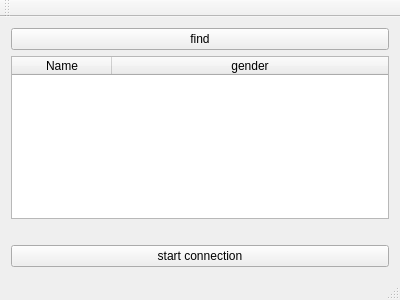
This is mainwindow.ui in audurara/vika_3 as Qt 5 draws it before an edit. The edited form follows.
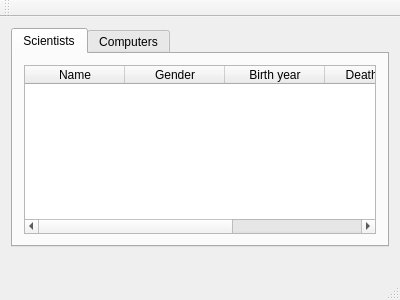
This is the edited form.

Commit message: tabs og fleiri flokkar

Patch:
```diff
--- a/mainwindow.ui
+++ b/mainwindow.ui
@@ -16,12 +16,15 @@
   <widget class="QWidget" name="centralWidget">
    <layout class="QVBoxLayout" name="verticalLayout">
     <item>
-     <widget class="QPushButton" name="button_fin_students">
-      <property name="text">
-       <string>find</string>
+     <widget class="QTabWidget" name="tabWidget">
+      <property name="currentIndex">
+       <number>0</number>
       </property>
-     </widget>
-    </item>
+      <widget class="QWidget" name="Scientists">
+       <attribute name="title">
+        <string>Scientists</string>
+       </attribute>
+       <layout class="QVBoxLayout" name="verticalLayout_2">
     <item>
      <widget class="QTableWidget" name="table_Students">
       <attribute name="horizontalHeaderShowSortIndicator" stdset="0">
@@ -43,9 +46,33 @@
       </column>
       <column>
        <property name="text">
-        <string>gender</string>
-       </property>
-      </column>
+            <string>Gender</string>
+           </property>
+          </column>
+          <column>
+           <property name="text">
+            <string>Birth year</string>
+           </property>
+          </column>
+          <column>
+           <property name="text">
+            <string>Death year</string>
+           </property>
+          </column>
+          <column>
+           <property name="text">
+            <string>Nationality</string>
+           </property>
+          </column>
+         </widget>
+        </item>
+       </layout>
+      </widget>
+      <widget class="QWidget" name="tab">
+       <attribute name="title">
+        <string>Computers</string>
+       </attribute>
+      </widget>
      </widget>
     </item>
     <item>
@@ -55,13 +82,6 @@
       </property>
      </widget>
     </item>
-    <item>
-     <widget class="QPushButton" name="button_Push">
-      <property name="text">
-       <string>start connection</string>
-      </property>
-     </widget>
-    </item>
    </layout>
   </widget>
   <widget class="QMenuBar" name="menuBar">
```
Left out of the diff: 2 changed lines with no effect on the pictures. Lines whose indentation alone changed are shown as unchanged. The commit also changes 3 other files.
